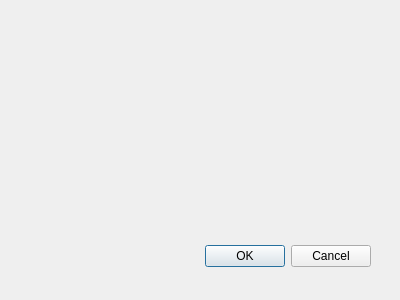
The window that login2.ui (wattlebird/BlogClient) describes before a commit, drawn with Qt 5.
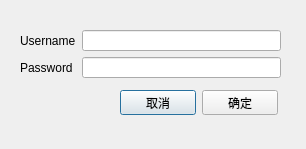
The same window after the commit.

Commit message: Dialog retrieving username and passwords

What changed in the file:
```diff
--- a/login2.ui
+++ b/login2.ui
@@ -8,28 +8,70 @@
    <rect>
     <x>0</x>
     <y>0</y>
-    <width>400</width>
-    <height>300</height>
+    <width>306</width>
+    <height>149</height>
    </rect>
   </property>
   <property name="windowTitle">
    <string>Dialog</string>
   </property>
-  <widget class="QDialogButtonBox" name="buttonBox">
+  <widget class="QWidget" name="layoutWidget">
    <property name="geometry">
     <rect>
-     <x>30</x>
-     <y>240</y>
-     <width>341</width>
-     <height>32</height>
+     <x>20</x>
+     <y>30</y>
+     <width>261</width>
+     <height>48</height>
     </rect>
    </property>
-   <property name="orientation">
-    <enum>Qt::Horizontal</enum>
+   <layout class="QGridLayout" name="gridLayout">
+    <item row="0" column="0">
+     <widget class="QLabel" name="label">
+      <property name="text">
+       <string>Username</string>
+      </property>
+     </widget>
+    </item>
+    <item row="0" column="1">
+     <widget class="QLineEdit" name="username"/>
+    </item>
+    <item row="1" column="0">
+     <widget class="QLabel" name="label_2">
+      <property name="text">
+       <string>Password</string>
+      </property>
+     </widget>
+    </item>
+    <item row="1" column="1">
+     <widget class="QLineEdit" name="password"/>
+    </item>
+   </layout>
+  </widget>
+  <widget class="QWidget" name="layoutWidget">
+   <property name="geometry">
+    <rect>
+     <x>120</x>
+     <y>90</y>
+     <width>158</width>
+     <height>25</height>
+    </rect>
    </property>
-   <property name="standardButtons">
-    <set>QDialogButtonBox::Cancel|QDialogButtonBox::Ok</set>
-   </property>
+   <layout class="QHBoxLayout" name="horizontalLayout">
+    <item>
+     <widget class="QPushButton" name="btn_cancel">
+      <property name="text">
+       <string>取消</string>
+      </property>
+     </widget>
+    </item>
+    <item>
+     <widget class="QPushButton" name="btn_OK">
+      <property name="text">
+       <string>确定</string>
+      </property>
+     </widget>
+    </item>
+   </layout>
   </widget>
  </widget>
  <pixmapfunction/>
```
Left out of the diff: 64 changed lines with no effect on the pictures. The commit also changes 8 other files.
